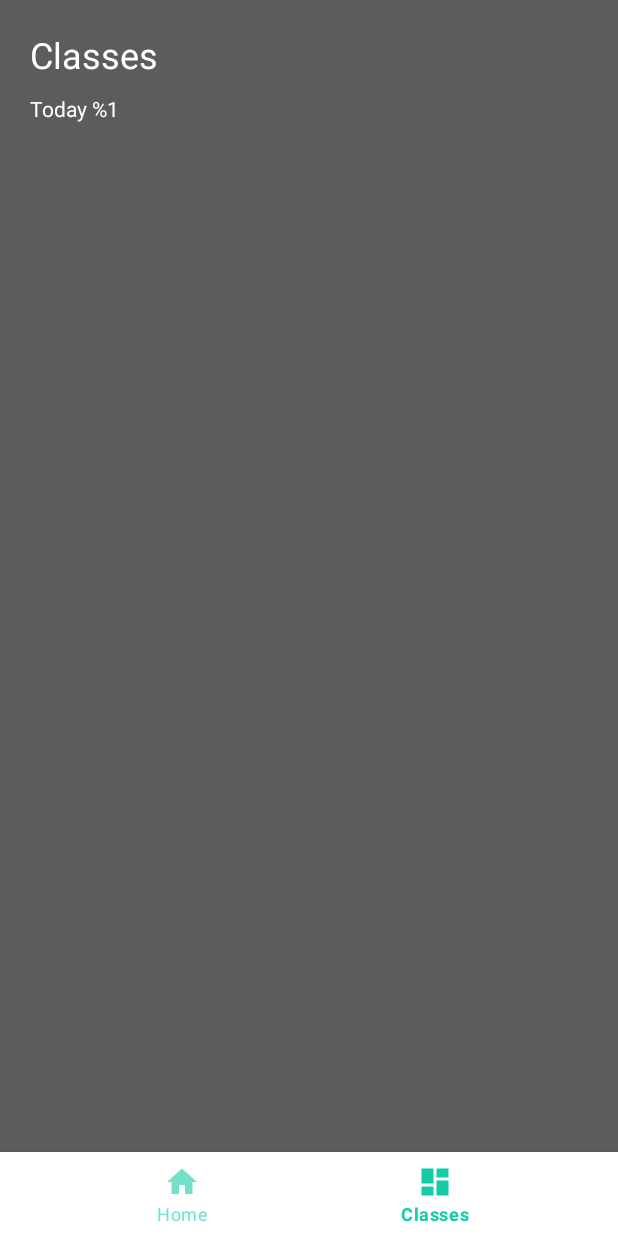
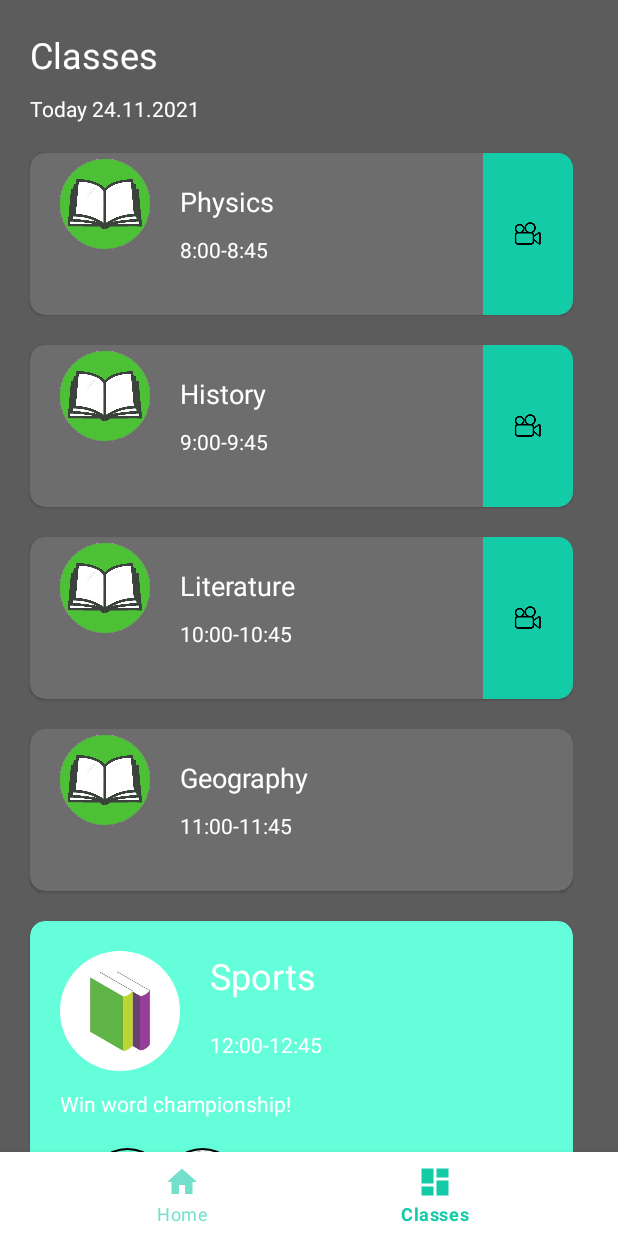
Before and after one commit to Koshake/StudentsApp, an Android app: the screen it shows after launch (MainActivity), item 2 of the bottom bar chosen, on a phone screen of 412 x 824 dp. Run offline under Robolectric (Android 15) with nearby library versions, the phone set to English and light mode, and no system bars; our stand-ins replace CircleImageView, navigation-ui.

Commit message:
feature: classes fragment implemented

```diff
--- a/app/src/main/java/com/koshake1/studentsapp/constants/ClassesType.kt
+++ b/app/src/main/java/com/koshake1/studentsapp/constants/ClassesType.kt
@@ -4,3 +4,8 @@ enum class ClassesType {
     BASE,
     EXTRA
 }
+
+enum class FragmentType {
+    HOME,
+    CLASSES
+}
--- a/app/src/main/java/com/koshake1/studentsapp/model/repository/InfoRepository.kt
+++ b/app/src/main/java/com/koshake1/studentsapp/model/repository/InfoRepository.kt
@@ -11,4 +11,6 @@ interface InfoRepository {
     fun getClasses() : List<Classes>
 
     fun getHomeworks() : List<Homework>
+
+    fun getDate() : String
 }
--- a/app/src/main/java/com/koshake1/studentsapp/model/repository/InfoRepositoryImpl.kt
+++ b/app/src/main/java/com/koshake1/studentsapp/model/repository/InfoRepositoryImpl.kt
@@ -74,6 +74,14 @@ class InfoRepositoryImpl : InfoRepository {
         val month = calendar.get(Calendar.MONTH)
         val year = calendar.get(Calendar.YEAR)
         val date = String.format(Locale.getDefault(),"%02d.%02d.%04d",day, month + 1, year)
-        return Info (date, "20.12.2021", getClasses(), getHomeworks())
+        return Info (getDate(), "20.12.2021", getClasses(), getHomeworks())
+    }
+
+    override fun getDate() : String {
+        val calendar = GregorianCalendar()
+        val day = calendar.get(Calendar.DAY_OF_MONTH)
+        val month = calendar.get(Calendar.MONTH)
+        val year = calendar.get(Calendar.YEAR)
+        return String.format(Locale.getDefault(),"%02d.%02d.%04d",day, month + 1, year)
     }
 }
--- a/app/src/main/java/com/koshake1/studentsapp/ui/adapters/ClassesAdapter.kt
+++ b/app/src/main/java/com/koshake1/studentsapp/ui/adapters/ClassesAdapter.kt
@@ -1,28 +1,35 @@
 package com.koshake1.studentsapp.ui.adapters
 
+import android.provider.SyncStateContract
 import android.view.LayoutInflater
 import android.view.View
 import android.view.ViewGroup
 import androidx.recyclerview.widget.RecyclerView
 import com.koshake1.studentsapp.R
 import com.koshake1.studentsapp.constants.ClassesType
+import com.koshake1.studentsapp.constants.FragmentType
 import com.koshake1.studentsapp.databinding.ItemClassesBinding
 import com.koshake1.studentsapp.databinding.ItemExtraBinding
 import com.koshake1.studentsapp.model.data.Classes
 
 class ClassesAdapter(
     private val classesList: List<Classes>,
+    private val fragmentType: FragmentType
 ) : RecyclerView.Adapter<BaseViewHolder>() {
 
     override fun onCreateViewHolder(parent: ViewGroup, viewType: Int): BaseViewHolder {
         val inflater = LayoutInflater.from(parent.context)
-        return when (viewType) {
-            ClassesType.BASE.ordinal ->
-                ClassesViewHolder(inflater.inflate(R.layout.item_classes, parent, false))
-            ClassesType.EXTRA.ordinal ->
-                ExtraClassesViewHolder(inflater.inflate(R.layout.item_extra, parent, false))
-            else -> ExtraClassesViewHolder(inflater.inflate(R.layout.item_classes, parent, false))
+        return when (fragmentType) {
+            FragmentType.HOME -> ClassesViewHolder(inflater.inflate(R.layout.item_classes, parent, false))
+            else -> when (viewType) {
+                ClassesType.BASE.ordinal ->
+                    ClassesViewHolder(inflater.inflate(R.layout.item_classes, parent, false))
+                ClassesType.EXTRA.ordinal ->
+                    ExtraClassesViewHolder(inflater.inflate(R.layout.item_extra, parent, false))
+                else -> ExtraClassesViewHolder(inflater.inflate(R.layout.item_classes, parent, false))
+            }
         }
+
     }
 
     override fun onBindViewHolder(holderBase: BaseViewHolder, position: Int) {
@@ -49,8 +56,10 @@ class ClassesAdapter(
                 classNameText.text = lesson.name
                 if (lesson.online) {
                     shevronImage.visibility = View.VISIBLE
+                    shevronView.visibility = View.VISIBLE
                 } else {
                     shevronImage.visibility = View.INVISIBLE
+                    shevronView.visibility = View.INVISIBLE
                 }
             }
         }
--- a/app/src/main/java/com/koshake1/studentsapp/ui/classes/ClassesFragment.kt
+++ b/app/src/main/java/com/koshake1/studentsapp/ui/classes/ClassesFragment.kt
@@ -5,7 +5,11 @@ import android.view.LayoutInflater
 import android.view.View
 import android.view.ViewGroup
 import androidx.fragment.app.Fragment
+import com.koshake1.studentsapp.R
+import com.koshake1.studentsapp.constants.FragmentType
 import com.koshake1.studentsapp.databinding.FragmentClassesBinding
+import com.koshake1.studentsapp.model.data.Classes
+import com.koshake1.studentsapp.ui.adapters.ClassesAdapter
 import org.koin.android.viewmodel.ext.android.viewModel
 
 class ClassesFragment : Fragment() {
@@ -14,6 +18,8 @@ class ClassesFragment : Fragment() {
     private var _binding: FragmentClassesBinding? = null
 
     private val binding get() = _binding!!
+
+    private var classesAdapter : ClassesAdapter? = null
 
     override fun onCreateView(
         inflater: LayoutInflater,
@@ -26,10 +32,21 @@ class ClassesFragment : Fragment() {
 
     override fun onViewCreated(view: View, savedInstanceState: Bundle?) {
         super.onViewCreated(view, savedInstanceState)
+
+        initAdapter(classesViewModel.getClasses())
+        binding.textviewClassesDate.text =
+            context?.resources?.getString(R.string.today, classesViewModel.getDate())
     }
 
     override fun onDestroyView() {
         super.onDestroyView()
         _binding = null
     }
+
+    private fun initAdapter(list : List<Classes>) {
+        if (classesAdapter == null) {
+            classesAdapter = ClassesAdapter(list, FragmentType.CLASSES)
+            binding.classesRecyclerview.adapter = classesAdapter
+        }
+    }
 }
--- a/app/src/main/java/com/koshake1/studentsapp/ui/classes/ClassesViewModel.kt
+++ b/app/src/main/java/com/koshake1/studentsapp/ui/classes/ClassesViewModel.kt
@@ -5,4 +5,5 @@ import com.koshake1.studentsapp.model.repository.InfoRepository
 
 class ClassesViewModel(private val repository: InfoRepository) : ViewModel() {
         fun getClasses() = repository.getClasses()
+        fun getDate() = repository.getDate()
 }
--- a/app/src/main/java/com/koshake1/studentsapp/ui/home/HomeFragment.kt
+++ b/app/src/main/java/com/koshake1/studentsapp/ui/home/HomeFragment.kt
@@ -6,6 +6,7 @@ import android.view.View
 import android.view.ViewGroup
 import androidx.fragment.app.Fragment
 import com.koshake1.studentsapp.R
+import com.koshake1.studentsapp.constants.FragmentType
 import com.koshake1.studentsapp.databinding.FragmentHomeBinding
 import com.koshake1.studentsapp.model.data.Classes
 import com.koshake1.studentsapp.model.data.Homework
@@ -59,7 +60,7 @@ class HomeFragment : Fragment() {
 
     private fun initClassesAdapter(list : List<Classes>) {
         if (classesAdapter == null) {
-            classesAdapter = ClassesAdapter(list)
+            classesAdapter = ClassesAdapter(list, FragmentType.HOME)
             binding.classesRecyclerview.adapter = classesAdapter
         }
     }
--- a/app/src/main/res/layout/fragment_classes.xml
+++ b/app/src/main/res/layout/fragment_classes.xml
@@ -33,14 +33,15 @@
     <androidx.recyclerview.widget.RecyclerView
         android:id="@+id/classes_recyclerview"
         android:layout_width="match_parent"
-        android:layout_height="wrap_content"
-        android:layout_marginTop="@dimen/text_top_margin"
+        android:layout_height="0dp"
+        android:layout_marginBottom="@dimen/text_top_margin"
         android:orientation="vertical"
-        android:paddingStart="@dimen/item_left_padding"
+        android:layout_marginEnd="@dimen/margin30"
         app:layoutManager="androidx.recyclerview.widget.LinearLayoutManager"
         app:layout_constraintEnd_toEndOf="parent"
         app:layout_constraintStart_toStartOf="parent"
         app:layout_constraintTop_toBottomOf="@id/textview_classes_date"
+        app:layout_constraintBottom_toBottomOf="parent"
         tools:listitem="@layout/item_classes" />
 
 
--- a/app/src/main/res/layout/fragment_home.xml
+++ b/app/src/main/res/layout/fragment_home.xml
@@ -13,6 +13,7 @@
         android:layout_height="wrap_content"
         style="@style/HeaderTextViewWhite"
         android:layout_marginStart="@dimen/text_left_margin"
+        android:layout_marginTop="@dimen/text_top_margin"
         android:textSize="20sp"
         android:text="@string/Hello"
         app:layout_constraintEnd_toEndOf="parent"
@@ -138,7 +139,6 @@
     </androidx.constraintlayout.widget.ConstraintLayout>
     </com.google.android.material.card.MaterialCardView>
 
-
     <TextView
         android:id="@+id/textview_classes"
         android:layout_width="wrap_content"
@@ -166,7 +166,6 @@
         android:layout_width="wrap_content"
         android:layout_height="0dp"
         app:layout_constraintHeight_percent="0.15"
-        android:layout_marginTop="@dimen/text_top_margin"
         android:orientation="horizontal"
         android:paddingStart="@dimen/item_left_padding"
         app:layoutManager="androidx.recyclerview.widget.LinearLayoutManager"
--- a/app/src/main/res/layout/item_classes.xml
+++ b/app/src/main/res/layout/item_classes.xml
@@ -7,8 +7,8 @@
     android:layout_height="wrap_content"
     android:layout_marginStart="@dimen/text_left_margin"
     android:layout_marginTop="@dimen/text_top_margin"
-    app:cardCornerRadius="@dimen/corner_radius"
-    app:cardBackgroundColor="@color/colorSecondaryBlack">
+    app:cardBackgroundColor="@color/colorSecondaryBlack"
+    app:cardCornerRadius="@dimen/corner_radius">
 
     <androidx.constraintlayout.widget.ConstraintLayout
         android:id="@+id/layout"
@@ -21,9 +21,9 @@
             android:layout_height="@dimen/image_medium_height"
             android:layout_marginStart="@dimen/text_left_margin"
             android:layout_marginTop="@dimen/small"
+            android:src="@drawable/book2"
             app:layout_constraintStart_toStartOf="parent"
-            app:layout_constraintTop_toTopOf="parent"
-            android:src="@drawable/book2" />
+            app:layout_constraintTop_toTopOf="parent" />
 
         <TextView
             android:id="@+id/class_name_text"
@@ -32,8 +32,8 @@
             android:layout_height="wrap_content"
             android:layout_marginStart="@dimen/text_left_margin"
             android:layout_marginTop="@dimen/text_top_margin"
+            app:layout_constraintStart_toEndOf="@id/class_image"
             app:layout_constraintTop_toTopOf="parent"
-            app:layout_constraintStart_toEndOf="@id/class_image"
             tool:text="@string/history" />
 
         <TextView
@@ -43,29 +43,28 @@
             android:layout_height="wrap_content"
             android:layout_marginStart="@dimen/text_left_margin"
             android:layout_marginTop="@dimen/text_small_top_margin"
+            app:layout_constraintStart_toEndOf="@id/class_image"
             app:layout_constraintTop_toBottomOf="@id/class_name_text"
-            app:layout_constraintStart_toEndOf="@id/class_image"
             tool:text="@string/time" />
 
         <View
-            android:id="@+id/ib_send"
+            android:id="@+id/shevron_view"
             android:layout_width="60dp"
             android:layout_height="0dp"
             android:background="@color/primary_dark"
+            app:layout_constraintBottom_toBottomOf="@+id/layout"
             app:layout_constraintEnd_toEndOf="parent"
-            app:layout_constraintBottom_toBottomOf="@+id/layout"
-            app:layout_constraintTop_toTopOf="@+id/layout"/>
+            app:layout_constraintTop_toTopOf="@+id/layout" />
 
         <ImageView
             android:id="@+id/shevron_image"
             android:layout_width="wrap_content"
             android:layout_height="wrap_content"
-            app:layout_constraintTop_toTopOf="parent"
+            android:src="@mipmap/ic_camera_foreground"
             app:layout_constraintBottom_toBottomOf="parent"
             app:layout_constraintEnd_toEndOf="parent"
-            app:layout_constraintStart_toStartOf="@id/ib_send"
-            android:src="@mipmap/ic_camera_foreground"/>
-
+            app:layout_constraintStart_toStartOf="@id/shevron_view"
+            app:layout_constraintTop_toTopOf="parent" />
 
     </androidx.constraintlayout.widget.ConstraintLayout>
 </com.google.android.material.card.MaterialCardView>
--- a/app/src/main/res/layout/item_extra.xml
+++ b/app/src/main/res/layout/item_extra.xml
@@ -6,7 +6,6 @@
     android:layout_width="match_parent"
     android:layout_height="wrap_content"
     android:layout_marginStart="@dimen/text_left_margin"
-    android:layout_marginEnd="@dimen/text_left_margin"
     android:layout_marginTop="@dimen/text_top_margin"
     app:cardCornerRadius="@dimen/corner_radius"
     app:cardBackgroundColor="@color/primary">
--- a/app/src/main/res/values/dimens.xml
+++ b/app/src/main/res/values/dimens.xml
@@ -9,6 +9,10 @@
     <dimen name="layout_margin">10dp</dimen>
     <dimen name="medium">16dp</dimen>
     <dimen name="small">4dp</dimen>
+
+    <dimen name="margin24">24dp</dimen>
+    <dimen name="margin16">16dp</dimen>
+    <dimen name="margin30">30dp</dimen>
 
     <dimen name="image_margin_start">40dp</dimen>
 
--- a/app/src/main/res/values/strings.xml
+++ b/app/src/main/res/values/strings.xml
@@ -9,7 +9,7 @@
     <string name="days_left">%1d days left</string>
     <string name="description">Description</string>
     <string name="homework">Homework</string>
-    <string name="today">Today %1</string>
+    <string name="today">Today %s</string>
 
     <string name="timer_msg">Are you ready for exams?</string>
     <string name="days">Days</string>
```
